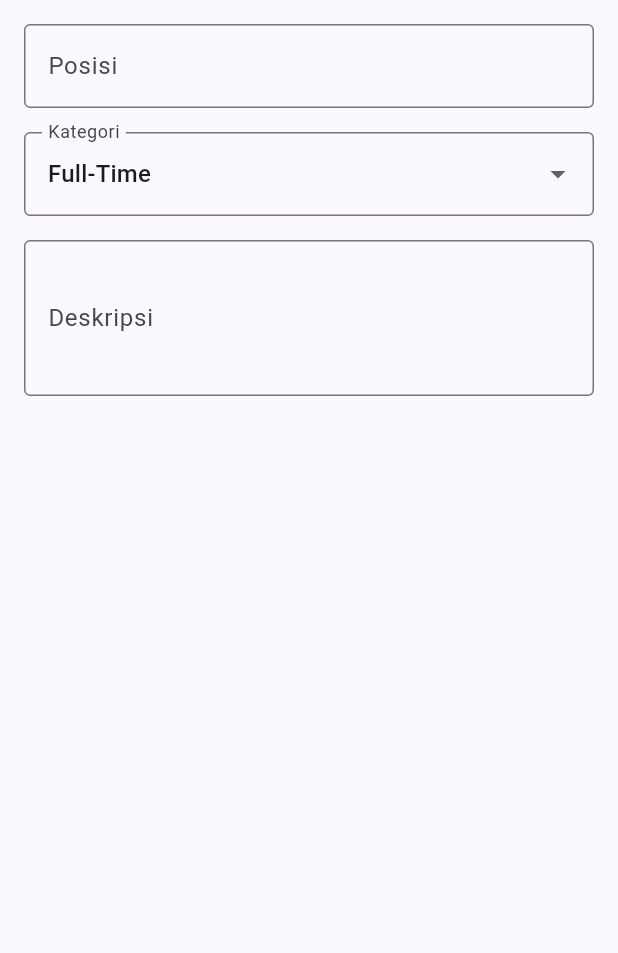
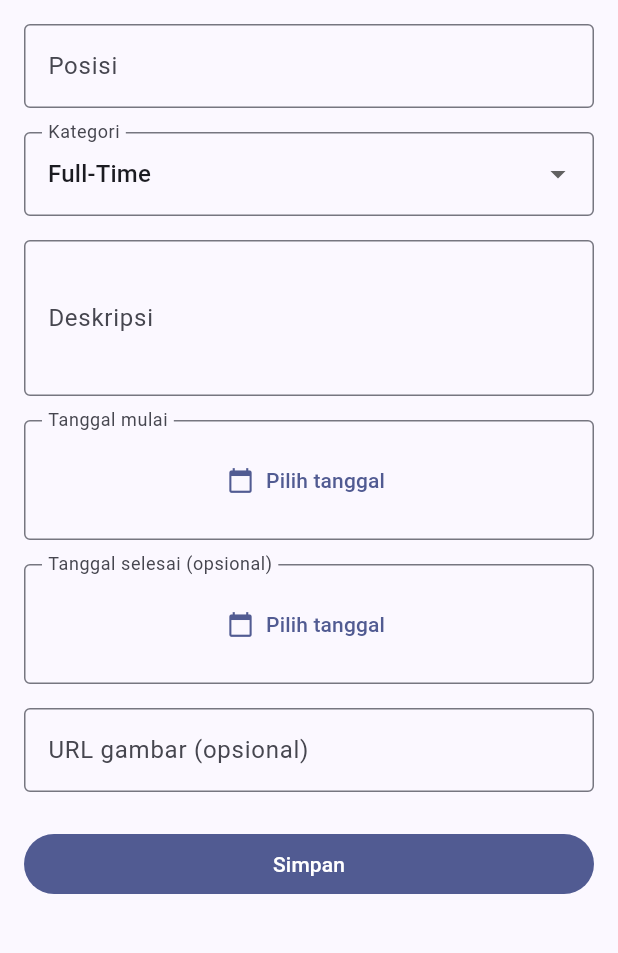
Before and after one commit to ricocalohhh/myportofolio_mobile, a Flutter app: the ExperienceFormPage screen opened directly, on a phone screen of 412 x 824 dp, the part 84-1037 px from its top. Run offline on Flutter 3.47's test engine with Material 3 defaults, Android fonts, the phone set to English and light mode, and no system bars.

Commit message:
feat: added experienmce date validation and show summary

```diff
--- a/lib/screens/experience_form.dart
+++ b/lib/screens/experience_form.dart
@@ -20,6 +20,124 @@ class _ExperienceFormPageState extends State<ExperienceFormPage> {
     'full-time': 'Full-Time',
     'freelance': 'Freelance',
   };
+
+  String _posisi = '';
+  String _kategori = 'full-time';
+  String _deskripsi = '';
+  String _urlGambar = '';
+  DateTime? _tanggalMulai;
+  DateTime? _tanggalSelesai;
+
+  String _formatTanggal(DateTime tanggal) {
+    final hari = tanggal.day.toString().padLeft(2, '0');
+    final bulan = tanggal.month.toString().padLeft(2, '0');
+    return '$hari/$bulan/${tanggal.year}';
+  }
+
+  Widget _kolomTanggal({required bool untukMulai}) {
+    final label = untukMulai ? 'Tanggal mulai' : 'Tanggal selesai (opsional)';
+
+    return FormField<DateTime>(
+      validator: (tanggal) {
+        if (untukMulai && tanggal == null) {
+          return 'Tanggal mulai wajib diisi.';
+        }
+
+        final mulai = _tanggalMulai;
+        if (!untukMulai &&
+            tanggal != null &&
+            mulai != null &&
+            tanggal.isBefore(mulai)) {
+          return 'Tanggal selesai tidak boleh sebelum tanggal mulai.';
+        }
+
+        return null;
+      },
+      builder: (field) {
+        final tanggal = field.value;
+
+        return InputDecorator(
+          decoration: InputDecoration(
+            labelText: label,
+            border: const OutlineInputBorder(),
+            errorText: field.errorText,
+            floatingLabelBehavior: FloatingLabelBehavior.always,
+          ),
+          child: Row(
+            children: [
+              Expanded(
+                child: TextButton.icon(
+                  icon: const Icon(Icons.calendar_today),
+                  label: Text(
+                    tanggal == null ? 'Pilih tanggal' : _formatTanggal(tanggal),
+                  ),
+                  onPressed: () async {
+                    final pilihan = await showDatePicker(
+                      context: context,
+                      initialDate: tanggal ?? _tanggalMulai ?? DateTime.now(),
+                      firstDate: DateTime(1),
+                      lastDate: DateTime(9999, 12, 31),
+                    );
+
+                    if (pilihan == null || !field.mounted) return;
+
+                    field.didChange(pilihan);
+                    if (untukMulai) {
+                      _tanggalMulai = pilihan;
+                    } else {
+                      _tanggalSelesai = pilihan;
+                    }
+                  },
+                ),
+              ),
+              if (!untukMulai && tanggal != null)
+                IconButton(
+                  tooltip: 'Kosongkan tanggal selesai',
+                  icon: const Icon(Icons.clear),
+                  onPressed: () {
+                    field.didChange(null);
+                    _tanggalSelesai = null;
+                  },
+                ),
+            ],
+          ),
+        );
+      },
+    );
+  }
+
+  void _simpan() {
+    final form = _formKey.currentState!;
+    if (!form.validate()) return;
+
+    form.save();
+    FocusScope.of(context).unfocus();
+
+    final selesai = _tanggalSelesai;
+    final ringkasan = [
+      'Posisi: $_posisi',
+      'Kategori: ${_categories[_kategori]}',
+      'Deskripsi: $_deskripsi',
+      'Tanggal mulai: ${_formatTanggal(_tanggalMulai!)}',
+      'Tanggal selesai: ${selesai == null ? "Masih berlangsung" : _formatTanggal(selesai)}',
+      'URL gambar: ${_urlGambar.isEmpty ? "Tidak diisi" : _urlGambar}',
+    ].join('\n\n');
+
+    showDialog<void>(
+      context: context,
+      builder: (dialogContext) => AlertDialog(
+        title: const Text('Ringkasan pengalaman'),
+        scrollable: true,
+        content: Text(ringkasan),
+        actions: [
+          TextButton(
+            onPressed: () => Navigator.pop(dialogContext),
+            child: const Text('Tutup'),
+          ),
+        ],
+      ),
+    );
+  }
 
   @override
   Widget build(BuildContext context) {
@@ -47,6 +165,7 @@ class _ExperienceFormPageState extends State<ExperienceFormPage> {
                     border: OutlineInputBorder(),
                   ),
                   textInputAction: TextInputAction.next,
+                  onSaved: (value) => _posisi = (value ?? '').trim(),
                   validator: (value) {
                     final posisi = (value ?? '').trim();
 
@@ -73,9 +192,8 @@ class _ExperienceFormPageState extends State<ExperienceFormPage> {
                       child: Text(entry.value),
                     );
                   }).toList(),
-                  onChanged: (_) {
-                    // Dropdown menyimpan pilihan di FormFieldState.
-                  },
+                  onChanged: (_) {},
+                  onSaved: (value) => _kategori = value!,
                 ),
                 const SizedBox(height: 16),
                 TextFormField(
@@ -86,6 +204,7 @@ class _ExperienceFormPageState extends State<ExperienceFormPage> {
                   ),
                   minLines: 3,
                   maxLines: 5,
+                  onSaved: (value) => _deskripsi = (value ?? '').trim(),
                   validator: (value) {
                     if ((value ?? '').trim().isEmpty) {
                       return 'Deskripsi wajib diisi.';
@@ -93,6 +212,41 @@ class _ExperienceFormPageState extends State<ExperienceFormPage> {
                     return null;
                   },
                 ),
+                const SizedBox(height: 16),
+                _kolomTanggal(untukMulai: true),
+                const SizedBox(height: 16),
+                _kolomTanggal(untukMulai: false),
+                const SizedBox(height: 16),
+                TextFormField(
+                  decoration: const InputDecoration(
+                    labelText: 'URL gambar (opsional)',
+                    hintText: 'https://contoh.com/logo.png',
+                    border: OutlineInputBorder(),
+                  ),
+                  keyboardType: TextInputType.url,
+                  autocorrect: false,
+                  onSaved: (value) => _urlGambar = (value ?? '').trim(),
+                  validator: (value) {
+                    final teks = (value ?? '').trim();
+                    if (teks.isEmpty) return null;
+
+                    if (teks.runes.length > 200) {
+                      return 'URL maksimal 200 karakter.';
+                    }
+
+                    final uri = Uri.tryParse(teks);
+                    if (uri == null ||
+                        !['http', 'https'].contains(uri.scheme) ||
+                        uri.host.isEmpty ||
+                        RegExp(r'\s').hasMatch(teks)) {
+                      return 'Masukkan URL gambar lengkap dengan http:// atau https://.';
+                    }
+
+                    return null;
+                  },
+                ),
+                const SizedBox(height: 24),
+                FilledButton(onPressed: _simpan, child: const Text('Simpan')),
               ],
             ),
           ),
```
